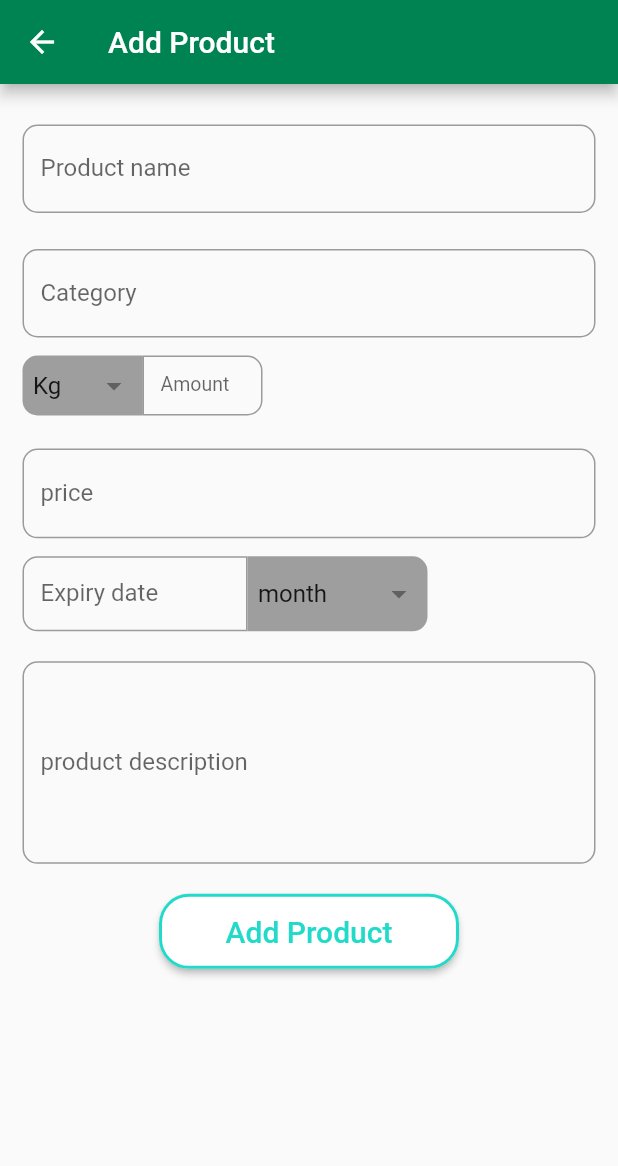
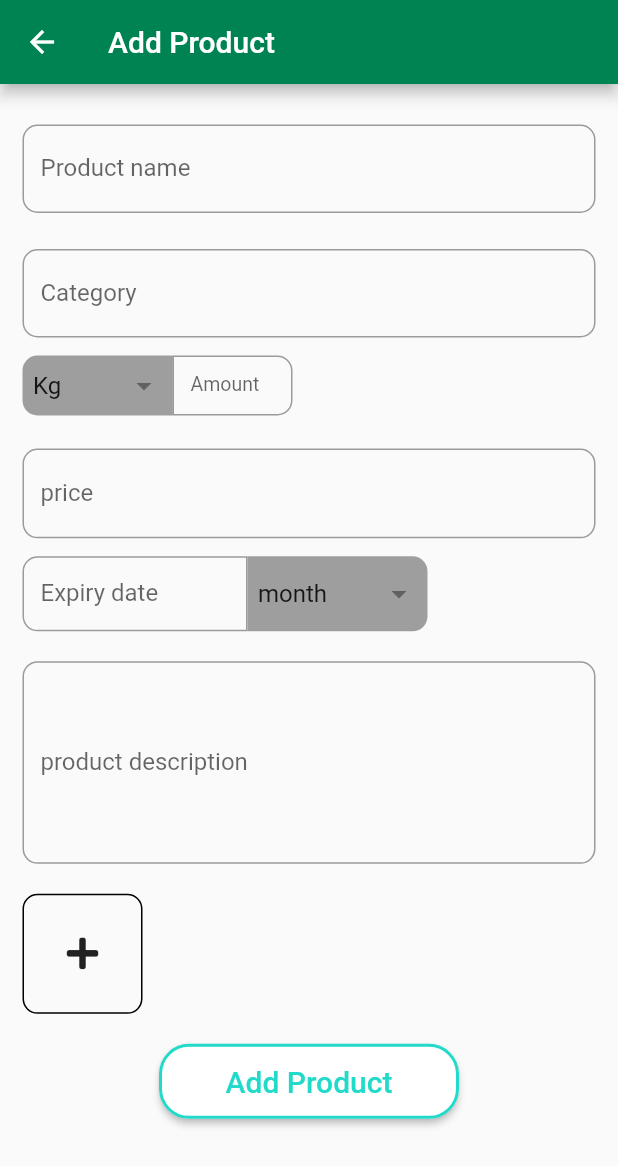
Before and after one commit to renjithrm/shop_owner_app, a Flutter app: the AddProductDetails screen opened directly, on a phone screen of 412 x 824 dp. Shown: the top 1166 px of the screen. Run offline on Flutter 3.47's test engine with Material 2 defaults, Android fonts, the phone set to English and light mode, and no system bars; our stand-ins replace fl_chart, font_awesome_flutter, get, google_fonts, image_picker.

Commit message:
modified ui part

```diff
--- a/lib/controller/controller.dart
+++ b/lib/controller/controller.dart
@@ -1,13 +1,30 @@
-import 'package:flutter/cupertino.dart';
+import 'dart:io';
+
 import 'package:get/get.dart';
+import 'package:image_picker/image_picker.dart';
+import 'package:showp_owner_app/models/image_model.dart';
 
 class Controller extends GetxController {
   int index = 0;
   String value = "Kg";
   String itemDate = "month";
   bool isloginOrSignin = true;
+  bool isVisible = true;
+  final _picker = ImagePicker();
+  File? image;
+  var imageList = <ImageModel>[];
   toggleScreens() {
     isloginOrSignin = !isloginOrSignin;
     update(["toggle"]);
   }
+
+  //pick image
+  pickImage(ImageSource source) async {
+    var img = await _picker.pickImage(source: source);
+    if (img == null) return;
+    image = File(img.path);
+    imageList.add(ImageModel(image: image!));
+    print(imageList);
+    update(["image"]);
+  }
 }
--- /dev/null
+++ b/lib/models/image_model.dart
@@ -0,0 +1,6 @@
+import 'dart:io';
+
+class ImageModel {
+  File image;
+  ImageModel({required this.image});
+}
--- a/lib/view/screens/add_prouct_details.dart
+++ b/lib/view/screens/add_prouct_details.dart
@@ -1,9 +1,12 @@
 // ignore_for_file: prefer_const_literals_to_create_immutables, prefer_const_constructors
+
+import 'dart:io';
 
 import 'package:flutter/material.dart';
 import 'package:font_awesome_flutter/font_awesome_flutter.dart';
 import 'package:get/get.dart';
 import 'package:google_fonts/google_fonts.dart';
+import 'package:image_picker/image_picker.dart';
 import 'package:showp_owner_app/controller/controller.dart';
 import 'package:showp_owner_app/helpers/const.dart';
 
@@ -15,14 +18,22 @@ class AddProductDetails extends StatelessWidget {
   final amount = TextEditingController();
   final itemPrice = TextEditingController();
   final expiryDate = TextEditingController();
+
   @override
   Widget build(BuildContext context) {
     Size size = MediaQuery.of(context).size;
     List<String> items = [
       "Kg",
       "gm",
+      "amount",
+      "ml",
     ];
-    List<String> itemDate = ["month", "year"];
+    List<String> itemDate = [
+      "month",
+      "year",
+      "week",
+      "day",
+    ];
     return Scaffold(
       // backgroundColor: Colors.black,
       appBar: AppBar(
@@ -57,7 +68,7 @@ class AddProductDetails extends StatelessWidget {
                     ),
                   ),
                   padding: EdgeInsets.all(7),
-                  width: 80,
+                  width: 100,
                   height: 40,
                   child: GetBuilder<Controller>(
                     id: "drop",
@@ -167,7 +178,57 @@ class AddProductDetails extends StatelessWidget {
               maxLines: 5,
             ),
             columDiv(20),
-            Container(
+            Row(
+              children: [
+                GetBuilder<Controller>(
+                  id: "image",
+                  builder: (_) {
+                    return _controller.imageList.length <= 2
+                        ? imageAddButton()
+                        : Container();
+                  },
+                ),
+                SizedBox(
+                  width: 10,
+                ),
+                GetBuilder<Controller>(
+                  id: "image",
+                  builder: (_) {
+                    if (_controller.imageList.isNotEmpty) {
+                      return Container(
+                        height: 80,
+                        child: ListView.separated(
+                          shrinkWrap: true,
+                          physics: NeverScrollableScrollPhysics(),
+                          scrollDirection: Axis.horizontal,
+                          itemBuilder: (context, index) {
+                            File file = _controller.imageList[index].image;
+                            return Image.file(
+                              file,
+                              width: 80,
+                              height: 80,
+                            );
+                            // return Container(
+                            //   color: Colors.red,
+                            //   width: 20,
+                            //   height: 80,
+                            // );
+                          },
+                          separatorBuilder: (context, index) => SizedBox(
+                            width: 10,
+                          ),
+                          itemCount: _controller.imageList.length,
+                        ),
+                      );
+                    } else {
+                      return Container();
+                    }
+                  },
+                ),
+              ],
+            ),
+            columDiv(20),
+            SizedBox(
               width: 200,
               height: 50,
               child: ElevatedButton(
@@ -194,10 +255,33 @@ class AddProductDetails extends StatelessWidget {
                       fontSize: 20,
                     ),
                   )),
-            )
+            ),
           ]),
         ),
       ),
     );
   }
+
+  //image add button
+  Widget imageAddButton() => GestureDetector(
+        onTap: () => showBottomSheets(onTapCamera: () {
+          _controller.pickImage(ImageSource.camera);
+          Get.back();
+        }, onTapGallery: () {
+          _controller.pickImage(ImageSource.gallery);
+          Get.back();
+        }),
+        child: Container(
+          width: 80,
+          height: 80,
+          decoration: BoxDecoration(
+              border: Border.all(
+                color: Colors.black,
+              ),
+              borderRadius: BorderRadius.circular(10)),
+          child: Center(
+            child: FaIcon(FontAwesomeIcons.plus),
+          ),
+        ),
+      );
 }
```
Also changed, not shown: lib/helpers/const.dart (+57 -0 lines), lib/view/home_screen.dart (+35 -5 lines), lib/view/screens/settings_screen.dart (+26 -28 lines), lib/view/widgets/add_product_card.dart (+5 -3 lines).
